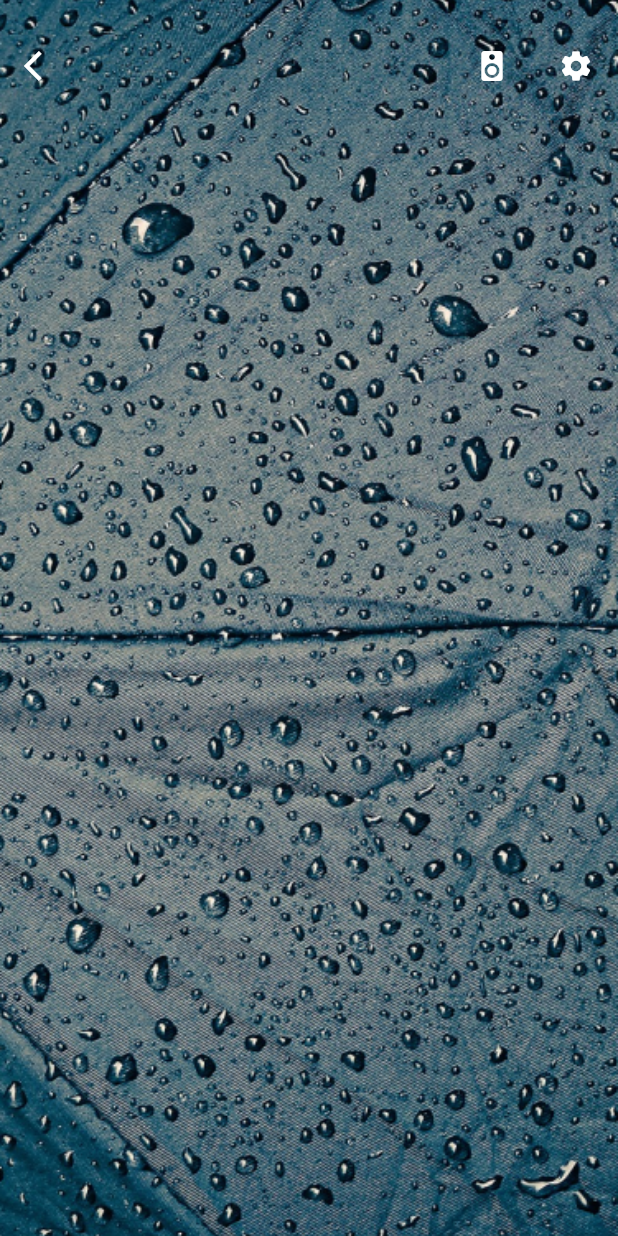
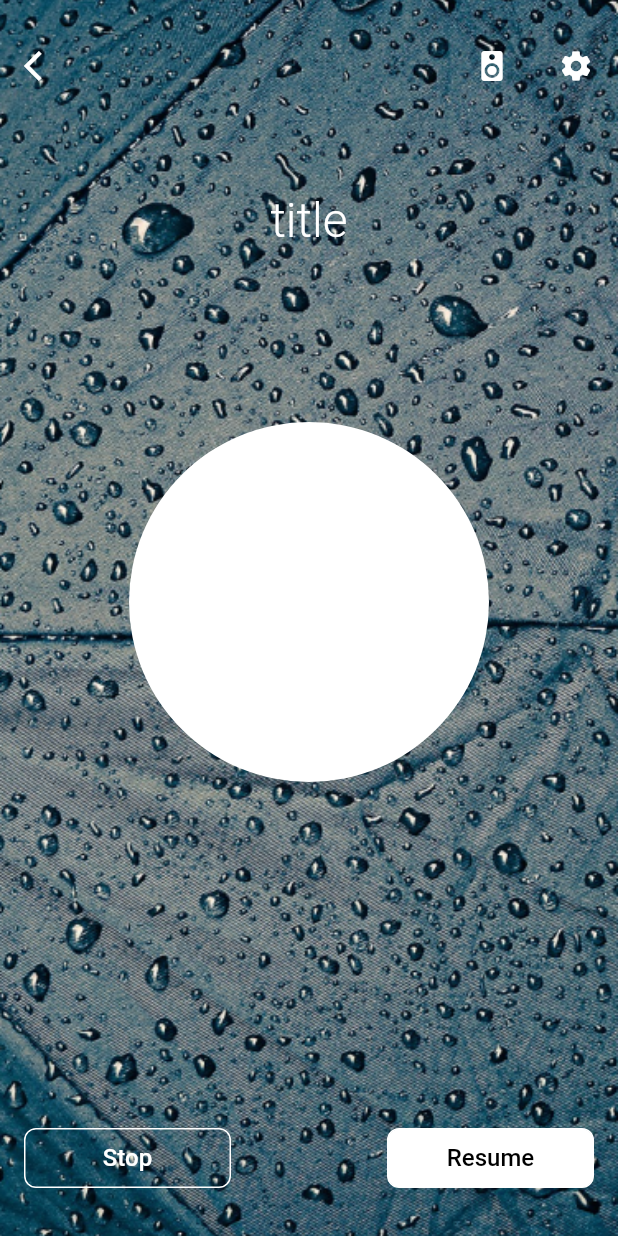
Before and after one commit to ViktorJasch/audio_player, a Flutter app: the screen it shows after launch, after a tap on "Demi Moor", on a phone screen of 412 x 824 dp. Run offline on Flutter 3.47's test engine with Material 2 defaults, Android fonts, the phone set to English and light mode, and no system bars.

Commit message:
Верстка названия, плейсхолдера таймера и панели действий

```diff
--- a/lib/presentation/audio_listening_screen/audio_listening_screen.dart
+++ b/lib/presentation/audio_listening_screen/audio_listening_screen.dart
@@ -25,6 +25,34 @@ class AudioListeningScreen extends StatelessWidget {
           body: Container(
             alignment: Alignment.center,
             padding: EdgeInsets.only(top: 72),
+            child: Column(
+              mainAxisAlignment: MainAxisAlignment.spaceBetween,
+              crossAxisAlignment: CrossAxisAlignment.center,
+              children: <Widget>[
+                Text(
+                  item.title,
+                  style: TextStyle(
+                    fontWeight: FontWeight.w300,
+                    fontSize: 32,
+                    color: Colors.white
+                  ),
+                ),
+                Spacer(flex: 1),
+                Container(
+                  width: 240,
+                  height: 240,
+                  decoration: BoxDecoration(
+                    color: Colors.white,
+                    borderRadius: BorderRadius.all(Radius.circular(120)),
+                  ),
+                ),
+                Spacer(flex: 2),
+                Padding(
+                  padding: const EdgeInsets.only(bottom: 32.0, left: 16, right: 16),
+                  child: _AudioActionPanel.stop(),
+                )
+              ],
+            ),
           ),
         ));
   }
@@ -62,3 +90,126 @@ class _FullyTransparentAppBar extends StatelessWidget {
     );
   }
 }
+
+class _AudioActionPanel extends StatefulWidget {
+  static const String _stopState = 'stop';
+  static const String _activeState = 'active';
+  static const String _pauseState = 'pause';
+
+  String _initState;
+
+  _AudioActionPanel.active() {
+    _initState = _activeState;
+  }
+
+  _AudioActionPanel.stop() {
+    _initState = _pauseState;
+  }
+
+  @override
+  _AudioActionPanelState createState() => _AudioActionPanelState(_initState);
+}
+
+class _AudioActionPanelState extends State<_AudioActionPanel> {
+  var _currentState;
+
+  _AudioActionPanelState(this._currentState);
+
+  @override
+  Widget build(BuildContext context) {
+    if (_currentState == _AudioActionPanel._pauseState) {
+      return _buildPauseState();
+    } else if (_currentState == _AudioActionPanel._activeState) {
+      return _buildActiveState();
+    } else {
+      return _buildStopState();
+    }
+  }
+
+  Widget _buildActiveState() {
+    return _ActionButton(
+      title: 'Pause',
+      onPressed: () =>
+          setState(() {
+            _currentState = _AudioActionPanel._pauseState;
+          }),
+    );
+  }
+
+  Widget _buildPauseState() {
+    return Row(
+      mainAxisAlignment: MainAxisAlignment.spaceBetween,
+      children: <Widget>[
+        _ActionButton(
+          title: 'Stop',
+          onPressed: () =>
+            setState(() {
+              _currentState = _AudioActionPanel._stopState;
+            }),
+        ),
+        _ActionButton(
+          title: 'Resume',
+          isAccent: true,
+          onPressed: () =>
+              setState(() {
+                _currentState = _AudioActionPanel._activeState;
+              }),
+        )
+      ],
+    );
+  }
+
+  Widget _buildStopState() {
+    return _ActionButton(
+      title: 'Play',
+      isAccent: true,
+      onPressed: () =>
+          setState(() {
+            _currentState = _AudioActionPanel._pauseState;
+          }),
+    );
+  }
+}
+
+class _ActionButton extends StatelessWidget {
+  final Function onPressed;
+  final String title;
+  final bool isAccent;
+
+
+  _ActionButton({
+    @required this.onPressed,
+    this.title,
+    this.isAccent = false});
+
+  @override
+  Widget build(BuildContext context) {
+    return InkWell(
+      onTap: onPressed,
+      child: Container(
+        width: 138,
+        height: 40,
+        decoration: BoxDecoration(
+          color: isAccent ? Colors.white : Colors.transparent,
+          borderRadius: BorderRadius.all(Radius.circular(8)),
+          border: Border.fromBorderSide(
+            BorderSide(
+              color: Colors.white
+            )
+          )
+        ),
+        child: Align(
+          alignment: Alignment.center,
+          child: Text(
+            title,
+            style: TextStyle(
+              color:  isAccent ? Colors.black : Colors.white,
+              fontSize: 16,
+              fontWeight: FontWeight.w500
+            ),
+          ),
+        ),
+      ),
+    );
+  }
+}
```
